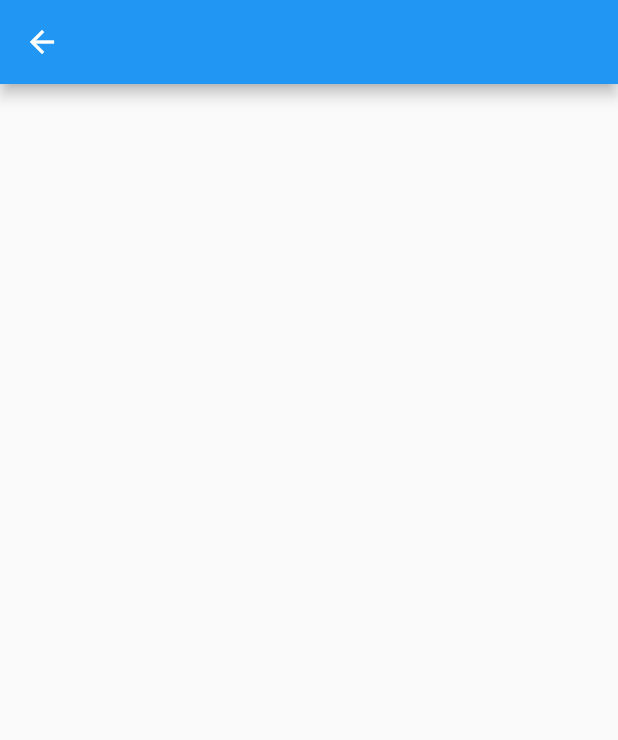
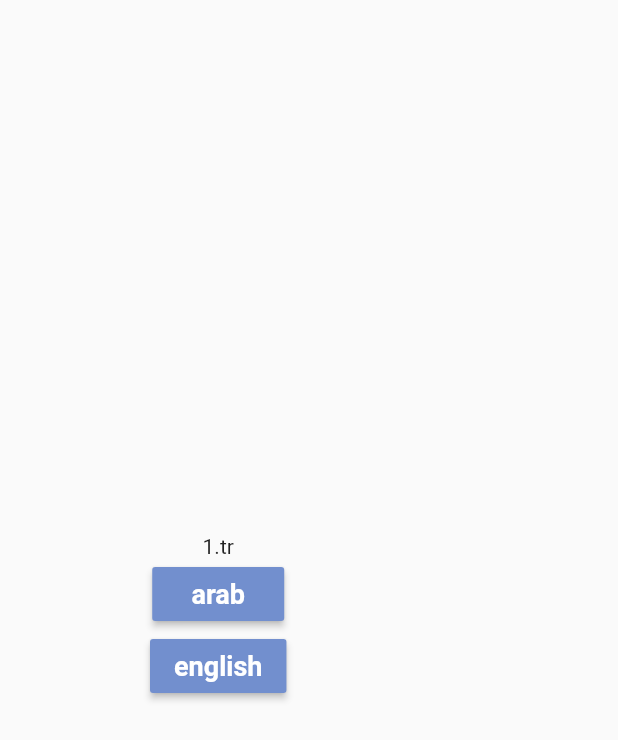
Before and after one commit to retabaitas/ecommerce_app, a Flutter app: the MyHomePage screen opened directly, on a phone screen of 412 x 824 dp. Shown: the top 740 px of the screen. Run offline on Flutter 3.47's test engine with Material 2 defaults, Android fonts, the phone set to English and light mode, and no system bars; our stand-ins replace cloud_firestore, get, shared_preferences; accounts and stored records are empty; project files that could hold a hidden picture were left out.

```diff
--- /dev/null
+++ b/lib/core/localization/translation.dart
@@ -0,0 +1,10 @@
+import 'package:cloud_firestore/cloud_firestore.dart';
+import 'package:get/get.dart';
+
+class MyTranslition extends Translations {
+  @override
+  Map<String, Map<String, String>> get keys => {
+        "ar": {"1": "اختر اللغة"},
+        "en": {"1": "Shoose Longue"},
+      };
+}
--- /dev/null
+++ b/lib/view/screen/longuage.dart
@@ -0,0 +1,26 @@
+import 'package:ecommerce_app/view/widget/language/custombuttonlang.dart';
+import 'package:flutter/material.dart';
+
+class MyHomePage extends StatelessWidget {
+  const MyHomePage({super.key});
+
+  @override
+  Widget build(BuildContext context) {
+    return Scaffold(
+      body: Column(
+        mainAxisAlignment: MainAxisAlignment.center,
+        children: [
+          Text('1.tr'),
+          CustomButtonLangue(
+            text: 'arab',
+            onPressed: () {},
+          ),
+          CustomButtonLangue(
+            text: 'english',
+            onPressed: () {},
+          ),
+        ],
+      ),
+    );
+  }
+}
--- a/lib/view/screen/my_home_page.dart
+++ /dev/null
@@ -1,12 +0,0 @@
-import 'package:flutter/material.dart';
-
-class MyHomePage extends StatelessWidget {
-  const MyHomePage({super.key});
-
-  @override
-  Widget build(BuildContext context) {
-    return Scaffold(
-      appBar: AppBar(),
-    );
-  }
-}
--- /dev/null
+++ b/lib/view/widget/language/custombuttonlang.dart
@@ -0,0 +1,30 @@
+import 'package:ecommerce_app/core/constant/color.dart';
+import 'package:ecommerce_app/core/constant/value_manager.dart';
+import 'package:flutter/material.dart';
+
+class CustomButtonLangue extends StatelessWidget {
+  const CustomButtonLangue({super.key, required this.text, this.onPressed});
+  final String text;
+  final void Function()? onPressed;
+
+  @override
+  Widget build(BuildContext context) {
+    return Container(
+      padding: const EdgeInsets.symmetric(
+        horizontal: 100,
+      ),
+      child: MaterialButton(
+        onPressed: onPressed,
+        color: ColorManager.kprimaryColor,
+        textColor: ColorManager.kwhiteColor,
+        child: Text(
+          text,
+          style: const TextStyle(
+            fontWeight: FontWeight.bold,
+            fontSize: AppSize.s18,
+          ),
+        ),
+      ),
+    );
+  }
+}
```
Also changed, not shown: lib/core/localization/changelocal.dart (added, +27 -0 lines), lib/core/services/services.dart (+4 -4 lines), lib/main.dart (+9 -2 lines).
